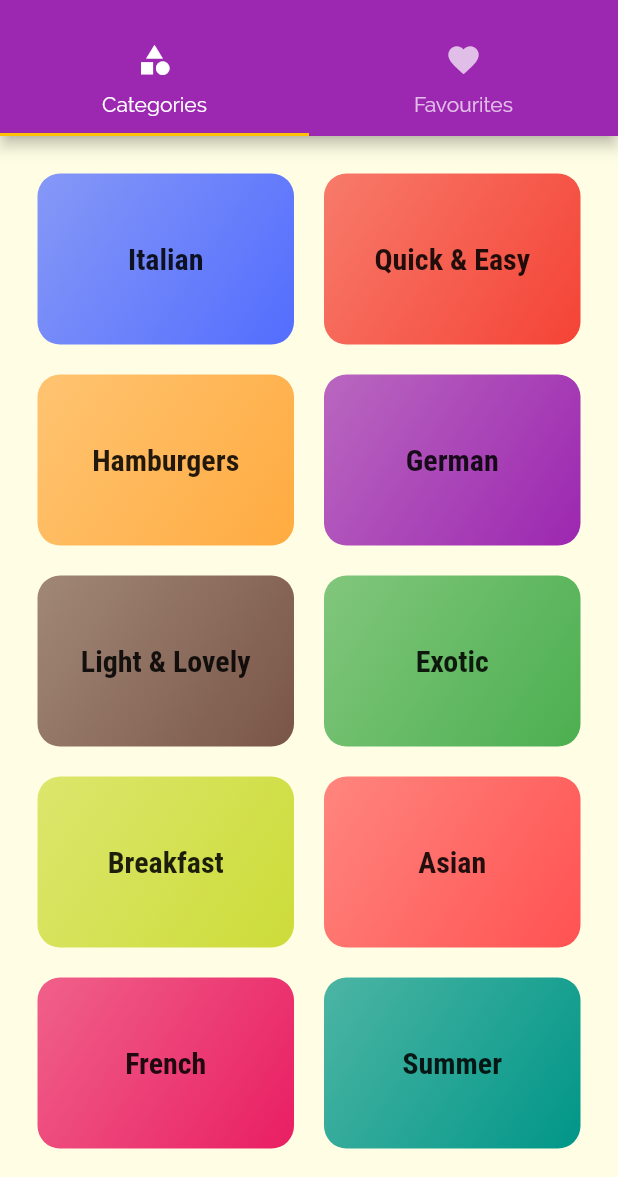
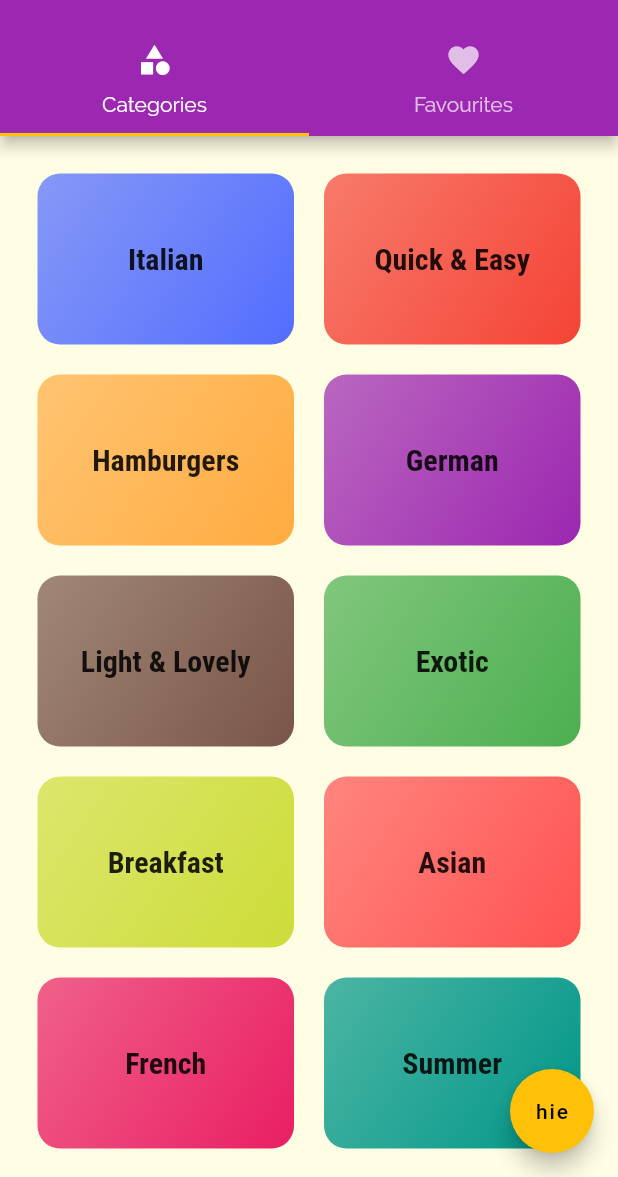
Before and after one commit to arbazadam/meals-app, a Flutter app: the screen it shows after launch, on a phone screen of 412 x 824 dp, the part 59-1236 px from its top. Run offline on Flutter 3.47's test engine with Material 2 defaults, Android fonts, the phone set to English and light mode, and no system bars.

Commit message:
added a floating action button

```diff
--- a/lib/screens/tabs_screen.dart
+++ b/lib/screens/tabs_screen.dart
@@ -14,6 +14,10 @@ class _TabsScreenState extends State<TabsScreen> {
     return DefaultTabController(
       length: 2,
       child: Scaffold(
+        floatingActionButton: FloatingActionButton(
+          child: Text('hie'),
+          onPressed: () {},
+        ),
         drawer: MainDrawer(),
         appBar: AppBar(
             title: Text('Kitchen App'),
```
